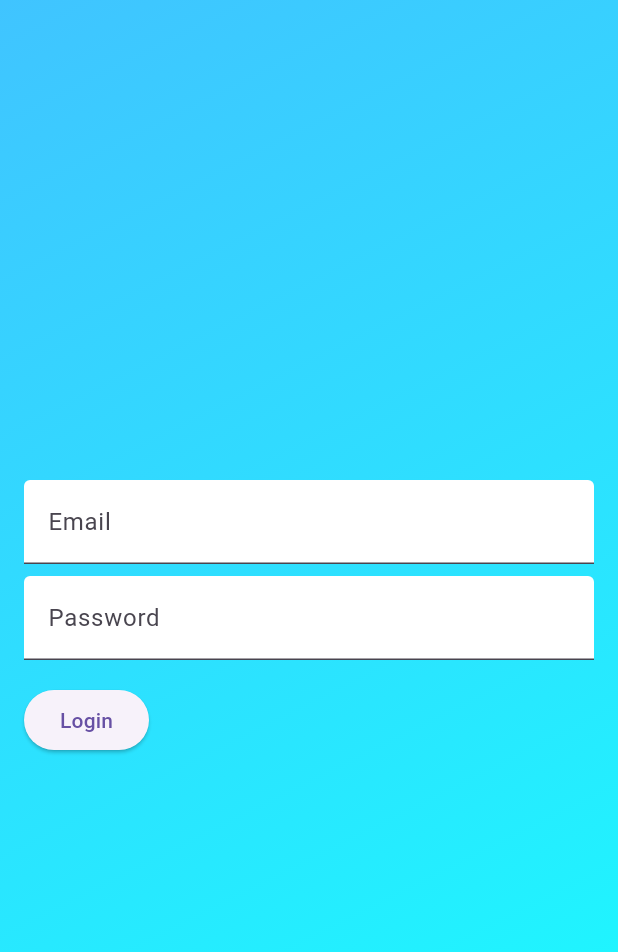
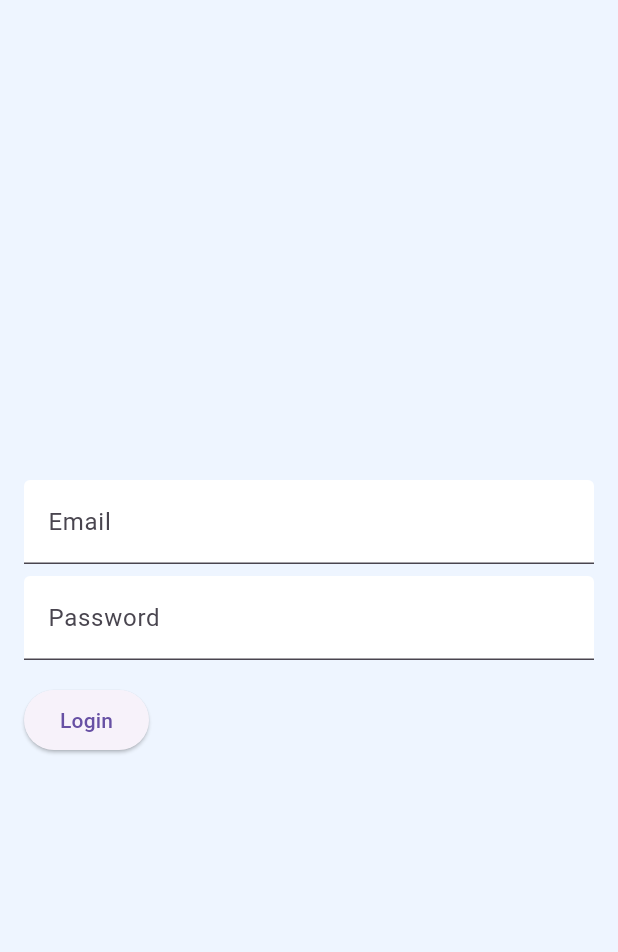
Before and after one commit to aldisakti2/Nusantara-News-App, a Flutter app: the screen it shows after launch, on a phone screen of 412 x 824 dp. Shown: the top 952 px of the screen. Run offline on Flutter 3.47's test engine with Material 3 defaults, Android fonts, the light colour scheme and no system bars; our stand-ins replace bloc, firebase_auth, firebase_core, flutter_bloc, google_fonts, percent_indicator; accounts and stored records are empty.

```diff
--- a/lib/bloc/login/login_cubit.dart
+++ b/lib/bloc/login/login_cubit.dart
@@ -10,7 +10,7 @@ class LoginCubit extends Cubit<LoginState> {
       emit(LoginLoading());
       // Simulasikan proses login
       await Future.delayed(const Duration(seconds: 2));
-      // Gantilah ini dengan logika login sebenarnya
+
       if (email == 'nusantara@gmail.com' && password == '12345678') {
         emit(LoginSuccess());
       } else {
--- a/lib/pages/login_page.dart
+++ b/lib/pages/login_page.dart
@@ -2,6 +2,7 @@ import 'package:flutter/material.dart';
 import 'package:flutter_bloc/flutter_bloc.dart';
 import 'package:nusantara_news_app/bloc/login/login_cubit.dart';
 import 'package:nusantara_news_app/bloc/login/login_state.dart';
+import 'package:nusantara_news_app/styles/colors.dart';
 
 class LoginPage extends StatelessWidget {
   static const String nameRoute = '/';
@@ -14,7 +15,7 @@ class LoginPage extends StatelessWidget {
       body: Container(
         decoration: const BoxDecoration(
           gradient: LinearGradient(
-            colors: [Colors.lightBlueAccent, Colors.cyanAccent],
+            colors: [kBgColor],
             begin: Alignment.topLeft,
             end: Alignment.bottomRight,
           ),
```
